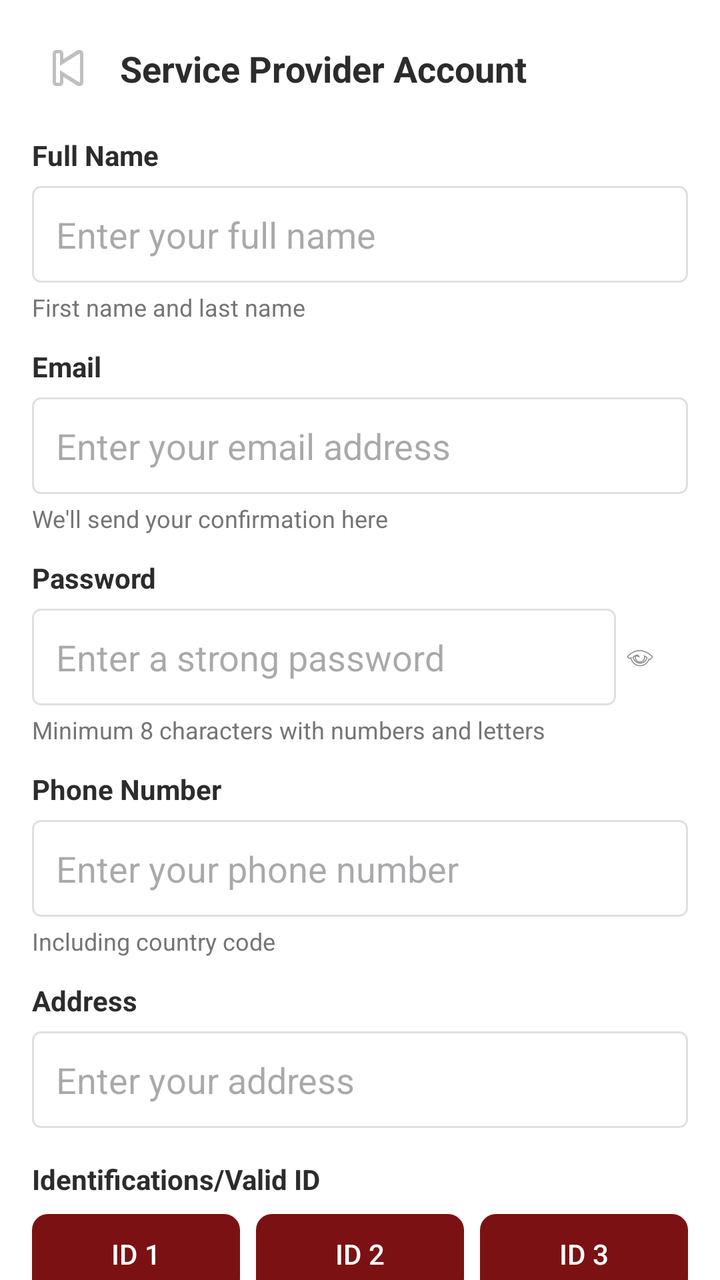
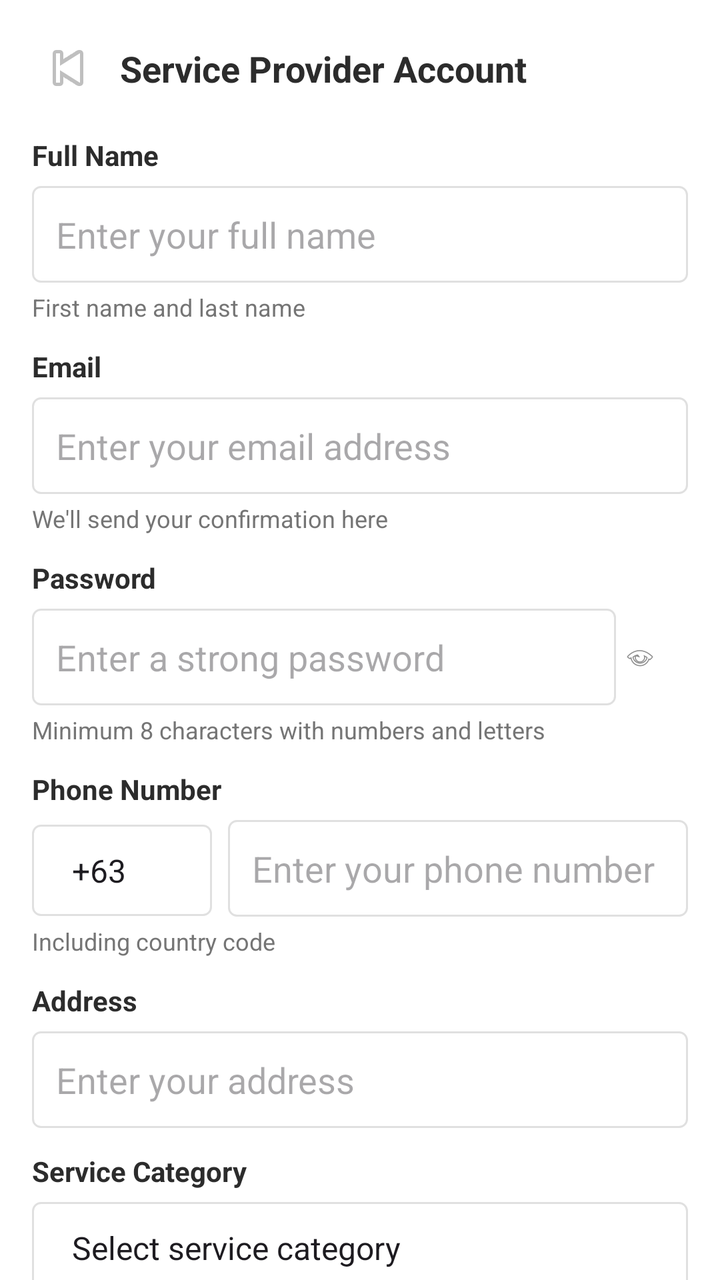

The first picture is an Android layout as it rendered before a commit; the second is the same layout after the commit. The layout source and the unified diff follow.
<!-- AndroidManifest.xml: application theme Theme.FixItFinderApp -->
<!-- res/layout/activity_provider_register.xml -->
<?xml version="1.0" encoding="utf-8"?>
<androidx.core.widget.NestedScrollView
    xmlns:android="http://schemas.android.com/apk/res/android"
    xmlns:app="http://schemas.android.com/apk/res-auto"
    android:layout_width="match_parent"
    android:layout_height="match_parent"
    android:background="@color/color_background"
    android:fillViewport="true">

    <androidx.constraintlayout.widget.ConstraintLayout
        android:layout_width="match_parent"
        android:layout_height="wrap_content"
        android:padding="16dp">

        <ImageButton
            android:id="@+id/btnBack"
            android:layout_width="36dp"
            android:layout_height="36dp"
            android:background="@android:color/transparent"
            android:contentDescription="Back"
            android:src="@android:drawable/ic_media_previous"
            app:layout_constraintStart_toStartOf="parent"
            app:layout_constraintTop_toTopOf="parent" />

        <TextView
            android:id="@+id/tvPageTitle"
            android:layout_width="0dp"
            android:layout_height="wrap_content"
            android:layout_marginStart="8dp"
            android:text="Service Provider Account"
            android:textColor="@color/color_text_dark"
            android:textSize="18sp"
            android:textStyle="bold"
            app:layout_constraintBottom_toBottomOf="@+id/btnBack"
            app:layout_constraintEnd_toEndOf="parent"
            app:layout_constraintStart_toEndOf="@+id/btnBack"
            app:layout_constraintTop_toTopOf="@+id/btnBack" />

        <TextView
            android:id="@+id/tvFullNameLabel"
            android:layout_width="wrap_content"
            android:layout_height="wrap_content"
            android:layout_marginTop="16dp"
            android:text="Full Name"
            android:textColor="@color/color_text_dark"
            android:textSize="14sp"
            android:textStyle="bold"
            app:layout_constraintStart_toStartOf="parent"
            app:layout_constraintTop_toBottomOf="@+id/btnBack" />

        <EditText
            android:id="@+id/edtFullName"
            android:layout_width="0dp"
            android:layout_height="wrap_content"
            android:layout_marginTop="6dp"
            android:background="@drawable/edittext_background"
            android:hint="Enter your full name"
            android:inputType="textPersonName"
            android:padding="12dp"
            app:layout_constraintEnd_toEndOf="parent"
            app:layout_constraintStart_toStartOf="parent"
            app:layout_constraintTop_toBottomOf="@+id/tvFullNameLabel" />

        <TextView
            android:id="@+id/tvFullNameHelp"
            android:layout_width="wrap_content"
            android:layout_height="wrap_content"
            android:layout_marginTop="4dp"
            android:text="First name and last name"
            android:textColor="@color/text_gray"
            android:textSize="12sp"
            app:layout_constraintStart_toStartOf="parent"
            app:layout_constraintTop_toBottomOf="@+id/edtFullName" />

        <TextView
            android:id="@+id/tvEmailLabel"
            android:layout_width="wrap_content"
            android:layout_height="wrap_content"
            android:layout_marginTop="12dp"
            android:text="Email"
            android:textColor="@color/color_text_dark"
            android:textSize="14sp"
            android:textStyle="bold"
            app:layout_constraintStart_toStartOf="parent"
            app:layout_constraintTop_toBottomOf="@+id/tvFullNameHelp" />

        <EditText
            android:id="@+id/edtEmail"
            android:layout_width="0dp"
            android:layout_height="wrap_content"
            android:layout_marginTop="6dp"
            android:background="@drawable/edittext_background"
            android:hint="Enter your email address"
            android:inputType="textEmailAddress"
            android:padding="12dp"
            app:layout_constraintEnd_toEndOf="parent"
            app:layout_constraintStart_toStartOf="parent"
            app:layout_constraintTop_toBottomOf="@+id/tvEmailLabel" />

        <TextView
            android:id="@+id/tvEmailHelp"
            android:layout_width="wrap_content"
            android:layout_height="wrap_content"
            android:layout_marginTop="4dp"
            android:text="We'll send your confirmation here"
            android:textColor="@color/text_gray"
            android:textSize="12sp"
            app:layout_constraintStart_toStartOf="parent"
            app:layout_constraintTop_toBottomOf="@+id/edtEmail" />

        <TextView
            android:id="@+id/tvPasswordLabel"
            android:layout_width="wrap_content"
            android:layout_height="wrap_content"
            android:layout_marginTop="12dp"
            android:text="Password"
            android:textColor="@color/color_text_dark"
            android:textSize="14sp"
            android:textStyle="bold"
            app:layout_constraintStart_toStartOf="parent"
            app:layout_constraintTop_toBottomOf="@+id/tvEmailHelp" />

        <androidx.constraintlayout.widget.ConstraintLayout
            android:id="@+id/passwordContainer"
            android:layout_width="0dp"
            android:layout_height="wrap_content"
            android:layout_marginTop="6dp"
            app:layout_constraintEnd_toEndOf="parent"
            app:layout_constraintStart_toStartOf="parent"
            app:layout_constraintTop_toBottomOf="@+id/tvPasswordLabel">

            <EditText
                android:id="@+id/edtPassword"
                android:layout_width="0dp"
                android:layout_height="wrap_content"
                android:background="@drawable/edittext_background"
                android:hint="Enter a strong password"
                android:inputType="textPassword"
                android:padding="12dp"
                android:paddingEnd="48dp"
                app:layout_constraintBottom_toBottomOf="parent"
                app:layout_constraintEnd_toStartOf="@+id/btnPasswordToggle"
                app:layout_constraintStart_toStartOf="parent"
                app:layout_constraintTop_toTopOf="parent" />

            <ImageView
                android:id="@+id/btnPasswordToggle"
                android:layout_width="24dp"
                android:layout_height="24dp"
                android:layout_marginEnd="12dp"
                android:contentDescription="Show/Hide Password"
                android:padding="4dp"
                android:src="@android:drawable/ic_menu_view"
                app:layout_constraintBottom_toBottomOf="parent"
                app:layout_constraintEnd_toEndOf="parent"
                app:layout_constraintTop_toTopOf="parent" />
        </androidx.constraintlayout.widget.ConstraintLayout>

        <TextView
            android:id="@+id/tvPasswordHelp"
            android:layout_width="wrap_content"
            android:layout_height="wrap_content"
            android:layout_marginTop="4dp"
            android:text="Minimum 8 characters with numbers and letters"
            android:textColor="@color/text_gray"
            android:textSize="12sp"
            app:layout_constraintStart_toStartOf="parent"
            app:layout_constraintTop_toBottomOf="@+id/passwordContainer" />

        <TextView
            android:id="@+id/tvPhoneLabel"
            android:layout_width="wrap_content"
            android:layout_height="wrap_content"
            android:layout_marginTop="12dp"
            android:text="Phone Number"
            android:textColor="@color/color_text_dark"
            android:textSize="14sp"
            android:textStyle="bold"
            app:layout_constraintStart_toStartOf="parent"
            app:layout_constraintTop_toBottomOf="@+id/tvPasswordHelp" />

        <EditText
            android:id="@+id/edtPhone"
            android:layout_width="0dp"
            android:layout_height="wrap_content"
            android:layout_marginTop="6dp"
            android:background="@drawable/edittext_background"
            android:hint="Enter your phone number"
            android:inputType="phone"
            android:padding="12dp"
            app:layout_constraintEnd_toEndOf="parent"
            app:layout_constraintStart_toStartOf="parent"
            app:layout_constraintTop_toBottomOf="@+id/tvPhoneLabel" />

        <TextView
            android:id="@+id/tvPhoneHelp"
            android:layout_width="wrap_content"
            android:layout_height="wrap_content"
            android:layout_marginTop="4dp"
            android:text="Including country code"
            android:textColor="@color/text_gray"
            android:textSize="12sp"
            app:layout_constraintStart_toStartOf="parent"
            app:layout_constraintTop_toBottomOf="@+id/edtPhone" />

        <TextView
            android:id="@+id/tvAddressLabel"
            android:layout_width="wrap_content"
            android:layout_height="wrap_content"
            android:layout_marginTop="12dp"
            android:text="Address"
            android:textColor="@color/color_text_dark"
            android:textSize="14sp"
            android:textStyle="bold"
            app:layout_constraintStart_toStartOf="parent"
            app:layout_constraintTop_toBottomOf="@+id/tvPhoneHelp" />

        <EditText
            android:id="@+id/edtAddress"
            android:layout_width="0dp"
            android:layout_height="wrap_content"
            android:layout_marginTop="6dp"
            android:background="@drawable/edittext_background"
            android:hint="Enter your address"
            android:inputType="textPostalAddress"
            android:padding="12dp"
            app:layout_constraintEnd_toEndOf="parent"
            app:layout_constraintStart_toStartOf="parent"
            app:layout_constraintTop_toBottomOf="@+id/tvAddressLabel" />

        <TextView
            android:id="@+id/tvIdLabel"
            android:layout_width="wrap_content"
            android:layout_height="wrap_content"
            android:layout_marginTop="16dp"
            android:text="Identifications/Valid ID"
            android:textColor="@color/color_text_dark"
            android:textSize="14sp"
            android:textStyle="bold"
            app:layout_constraintStart_toStartOf="parent"
            app:layout_constraintTop_toBottomOf="@+id/edtAddress" />

        <LinearLayout
            android:id="@+id/layoutIdButtons"
            android:layout_width="0dp"
            android:layout_height="wrap_content"
            android:layout_marginTop="8dp"
            android:orientation="horizontal"
            app:layout_constraintEnd_toEndOf="parent"
            app:layout_constraintStart_toStartOf="parent"
            app:layout_constraintTop_toBottomOf="@+id/tvIdLabel">

            <Button
                android:id="@+id/btnId1"
                android:layout_width="0dp"
                android:layout_height="40dp"
                android:layout_marginEnd="8dp"
                android:layout_weight="1"
                android:background="@drawable/button_outline_light"
                android:text="ID 1"
                android:textColor="@color/color_background" />

            <Button
                android:id="@+id/btnId2"
                android:layout_width="0dp"
                android:layout_height="40dp"
                android:layout_marginEnd="8dp"
                android:layout_weight="1"
                android:background="@drawable/button_outline_light"
                android:text="ID 2"
                android:textColor="@color/color_background" />

            <Button
                android:id="@+id/btnId3"
                android:layout_width="0dp"
                android:layout_height="40dp"
                android:layout_weight="1"
                android:background="@drawable/button_outline_light"
                android:text="ID 3"
                android:textColor="@color/color_background" />
        </LinearLayout>

        <Button
            android:id="@+id/btnRegister"
            android:layout_width="0dp"
            android:layout_height="48dp"
            android:layout_marginTop="24dp"
            android:layout_marginBottom="16dp"
            android:background="@drawable/button_rounded_primary"
            android:text="Submit"
            android:textColor="@color/color_background"
            app:layout_constraintBottom_toBottomOf="parent"
            app:layout_constraintEnd_toEndOf="parent"
            app:layout_constraintStart_toStartOf="parent"
            app:layout_constraintTop_toBottomOf="@+id/layoutIdButtons" />

    </androidx.constraintlayout.widget.ConstraintLayout>
</androidx.core.widget.NestedScrollView>
<!-- resources referenced by this layout -->
<resources>
  <color name="color_background">#FFFFFF</color>
  <color name="color_text_dark">#2C2C2C</color>
  <color name="text_gray">#757575</color>
  <!-- drawable button_outline_light (drawable) -->
  <?xml version="1.0" encoding="utf-8"?>
  <shape xmlns:android="http://schemas.android.com/apk/res/android">
      <solid android:color="@color/color_primary" />
      <corners android:radius="8dp" />
      <padding
          android:left="16dp"
          android:top="8dp"
          android:right="16dp"
          android:bottom="8dp" />
  </shape>
  <!-- drawable button_rounded_primary (drawable) -->
  <?xml version="1.0" encoding="utf-8"?>
  <shape xmlns:android="http://schemas.android.com/apk/res/android"
      android:shape="rectangle">
  
      <solid android:color="@color/color_primary" />
  
      
      <corners
          android:radius="8dp" />
  
      <padding
          android:left="16dp"
          android:top="8dp"
          android:right="16dp"
          android:bottom="8dp" />
  
  </shape>
  <!-- drawable edittext_background (drawable) -->
  <?xml version="1.0" encoding="utf-8"?>
  <shape xmlns:android="http://schemas.android.com/apk/res/android"
      android:shape="rectangle">
      <solid android:color="@android:color/white" />
      <stroke
          android:width="1dp"
          android:color="#E0E0E0" />
      <corners android:radius="4dp" />
  </shape>
  <style name="Theme.FixItFinderApp" parent="Base.Theme.FixItFinderApp" />
  <color name="color_primary">#7B1113</color>
  <style name="Base.Theme.FixItFinderApp" parent="Theme.Material3.DayNight.NoActionBar">
          <item name="colorPrimary">@color/color_primary</item>
          <item name="colorSecondary">@color/color_secondary</item>
          <item name="colorSurface">@color/color_background</item>
          <item name="colorOnSurface">@color/color_text_dark</item>
          <item name="colorPrimaryContainer">@color/color_primary</item>
          <item name="colorOnPrimary">@color/color_background</item>
      </style>
  <color name="color_secondary">#825037</color>
</resources>

<!-- the commit's change to res/layout/activity_provider_register.xml (unified diff, before → after) -->
@@ -179,18 +179,35 @@
             app:layout_constraintStart_toStartOf="parent"
             app:layout_constraintTop_toBottomOf="@+id/tvPasswordHelp" />
 
-        <EditText
-            android:id="@+id/edtPhone"
-            android:layout_width="0dp"
-            android:layout_height="wrap_content"
-            android:layout_marginTop="6dp"
-            android:background="@drawable/edittext_background"
-            android:hint="Enter your phone number"
-            android:inputType="phone"
-            android:padding="12dp"
-            app:layout_constraintEnd_toEndOf="parent"
-            app:layout_constraintStart_toStartOf="parent"
-            app:layout_constraintTop_toBottomOf="@+id/tvPhoneLabel" />
+        <LinearLayout
+            android:id="@+id/phoneContainer"
+            android:layout_width="0dp"
+            android:layout_height="wrap_content"
+            android:layout_marginTop="6dp"
+            android:orientation="horizontal"
+            app:layout_constraintEnd_toEndOf="parent"
+            app:layout_constraintStart_toStartOf="parent"
+            app:layout_constraintTop_toBottomOf="@+id/tvPhoneLabel">
+
+            <Spinner
+                android:id="@+id/spinnerCountryCode"
+                android:layout_width="90dp"
+                android:layout_height="wrap_content"
+                android:background="@drawable/edittext_background"
+                android:entries="@array/country_codes"
+                android:padding="12dp" />
+
+            <EditText
+                android:id="@+id/edtPhone"
+                android:layout_width="0dp"
+                android:layout_height="wrap_content"
+                android:layout_marginStart="8dp"
+                android:layout_weight="1"
+                android:background="@drawable/edittext_background"
+                android:hint="Enter your phone number"
+                android:inputType="phone"
+                android:padding="12dp" />
+        </LinearLayout>
 
         <TextView
             android:id="@+id/tvPhoneHelp"
@@ -201,7 +218,7 @@
             android:textColor="@color/text_gray"
             android:textSize="12sp"
             app:layout_constraintStart_toStartOf="parent"
-            app:layout_constraintTop_toBottomOf="@+id/edtPhone" />
+            app:layout_constraintTop_toBottomOf="@+id/phoneContainer" />
 
         <TextView
             android:id="@+id/tvAddressLabel"
@@ -229,6 +246,30 @@
             app:layout_constraintTop_toBottomOf="@+id/tvAddressLabel" />
 
         <TextView
+            android:id="@+id/tvCategoryLabel"
+            android:layout_width="wrap_content"
+            android:layout_height="wrap_content"
+            android:layout_marginTop="12dp"
+            android:text="Service Category"
+            android:textColor="@color/color_text_dark"
+            android:textSize="14sp"
+            android:textStyle="bold"
+            app:layout_constraintStart_toStartOf="parent"
+            app:layout_constraintTop_toBottomOf="@+id/edtAddress" />
+
+        <Spinner
+            android:id="@+id/spinnerServiceCategory"
+            android:layout_width="0dp"
+            android:layout_height="wrap_content"
+            android:layout_marginTop="6dp"
+            android:background="@drawable/edittext_background"
+            android:entries="@array/service_categories"
+            android:padding="12dp"
+            app:layout_constraintEnd_toEndOf="parent"
+            app:layout_constraintStart_toStartOf="parent"
+            app:layout_constraintTop_toBottomOf="@+id/tvCategoryLabel" />
+
+        <TextView
             android:id="@+id/tvIdLabel"
             android:layout_width="wrap_content"
             android:layout_height="wrap_content"
@@ -238,7 +279,7 @@
             android:textSize="14sp"
             android:textStyle="bold"
             app:layout_constraintStart_toStartOf="parent"
-            app:layout_constraintTop_toBottomOf="@+id/edtAddress" />
+            app:layout_constraintTop_toBottomOf="@+id/spinnerServiceCategory" />
 
         <LinearLayout
             android:id="@+id/layoutIdButtons"
<!-- resource entries referenced after the edit -->
@@ -1,5 +1,19 @@
 <!-- resources referenced by this layout -->
 <resources>
+  <string-array name="country_codes">
+          <item>+63</item>
+      </string-array>
+  <string-array name="service_categories">
+          <item>Select service category</item>
+          <item>Carpentry</item>
+          <item>Plumbing</item>
+          <item>Aircon Repairs</item>
+          <item>Car Mechanic</item>
+          <item>Appliance Repair</item>
+          <item>Electrical Repair</item>
+          <item>Electronics Repair</item>
+          <item>Internet Technician</item>
+      </string-array>
   <color name="color_background">#FFFFFF</color>
   <color name="color_text_dark">#2C2C2C</color>
   <color name="text_gray">#757575</color>
